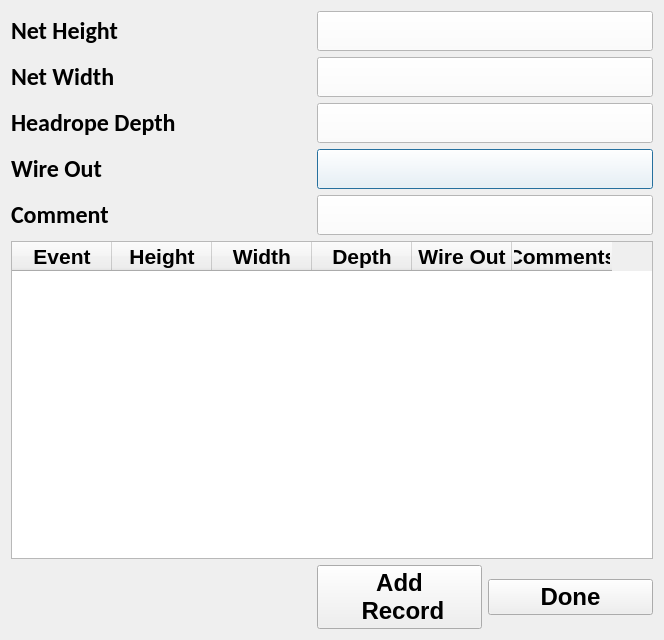
Qt form ui/NetDlg_FEAT.ui (noaa-afsc-mace/CLAMS) before a commit.
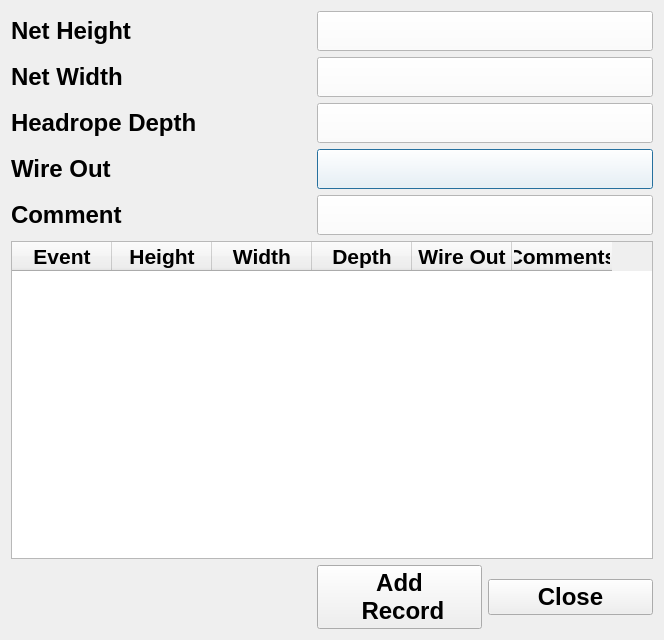
The same form after that commit.

Commit message: some more feat event updates

Diff of the .ui file:
```diff
--- a/ui/NetDlg_FEAT.ui
+++ b/ui/NetDlg_FEAT.ui
@@ -82,7 +82,6 @@
       <widget class="QLabel" name="label">
        <property name="font">
         <font>
-         <family>Calibri</family>
          <pointsize>18</pointsize>
          <bold>true</bold>
         </font>
@@ -102,7 +101,6 @@
        </property>
        <property name="font">
         <font>
-         <family>Calibri</family>
          <pointsize>18</pointsize>
          <bold>true</bold>
         </font>
@@ -128,7 +126,6 @@
        </property>
        <property name="font">
         <font>
-         <family>Calibri</family>
          <pointsize>18</pointsize>
          <bold>true</bold>
         </font>
@@ -203,7 +200,6 @@
        </property>
        <property name="font">
         <font>
-         <family>Calibri</family>
          <pointsize>18</pointsize>
          <bold>true</bold>
         </font>
@@ -262,7 +258,7 @@
         </font>
        </property>
        <property name="text">
-        <string>Done</string>
+        <string>Close</string>
        </property>
       </widget>
      </item>
@@ -276,7 +272,6 @@
        </property>
        <property name="font">
         <font>
-         <family>Calibri</family>
          <pointsize>18</pointsize>
          <bold>true</bold>
         </font>
```
Left out of the diff: 4 changed lines with no effect on the pictures. The commit also changes 18 other files.
